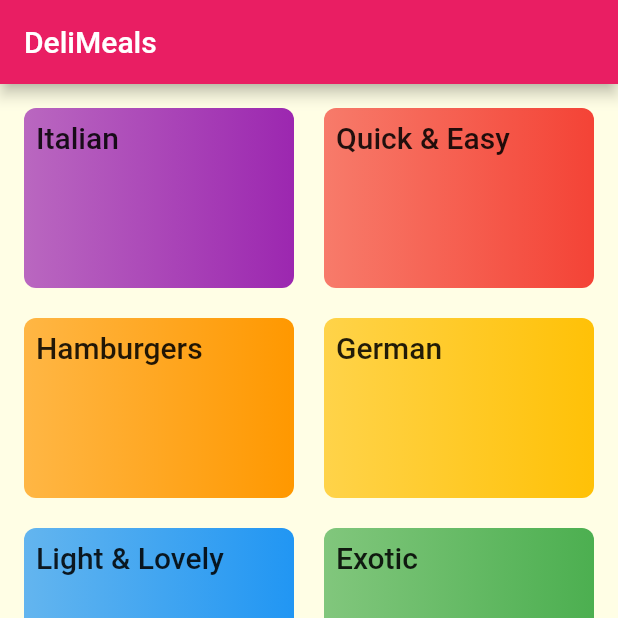
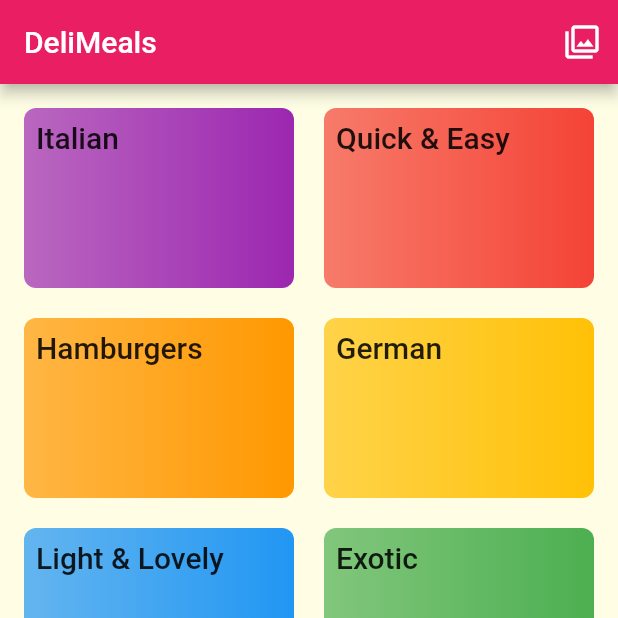
Before and after one commit to alexrodrigues/MealsApp, a Flutter app: the screen it shows after launch, on a phone screen of 412 x 824 dp, the top half of it. Run offline on Flutter 3.47's test engine with Material 2 defaults, Android fonts, the phone set to English and light mode, and no system bars.

Commit message:
filters preparing

```diff
--- a/lib/main.dart
+++ b/lib/main.dart
@@ -1,4 +1,5 @@
 import 'package:flutter/material.dart';
+import 'package:meals_app/screens/filters.dart';
 import 'package:meals_app/screens/meal_detail.dart';
 import 'package:meals_app/screens/meals.dart';
 
@@ -34,7 +35,8 @@ class MyApp extends StatelessWidget {
         '/': (ctx) => BottomNavScreen(),
         CategoriesScreen.ROUTE_NAME: (context) => CategoriesScreen(),
         MealsScreen.ROUTE_NAME: (context) => MealsScreen(),
-        MealDetailScreen.ROUTE_NAME: (context) => MealDetailScreen()
+        MealDetailScreen.ROUTE_NAME: (context) => MealDetailScreen(),
+        FiltersScreen.ROUTE_NAME: (context) => FiltersScreen(),
       },
     );
   }
--- a/lib/screens/bottom_nav.dart
+++ b/lib/screens/bottom_nav.dart
@@ -1,4 +1,5 @@
 import 'package:flutter/material.dart';
+import 'package:meals_app/screens/filters.dart';
 import '../screens/categories.dart';
 import '../screens/favorites.dart';
 
@@ -26,6 +27,14 @@ class _BottomNavScreenState extends State<BottomNavScreen> {
     return Scaffold(
       appBar: AppBar(
         title: Text('DeliMeals'),
+        actions: [
+          IconButton(
+            onPressed: () {
+              Navigator.of(context).pushNamed(FiltersScreen.ROUTE_NAME);
+            },
+            icon: Icon(Icons.filter),
+          )
+        ],
       ),
       body: _pages[_selectedPageIndex],
       bottomNavigationBar: BottomNavigationBar(
```
Also changed, not shown: lib/screens/filters.dart (added, +17 -0 lines).
